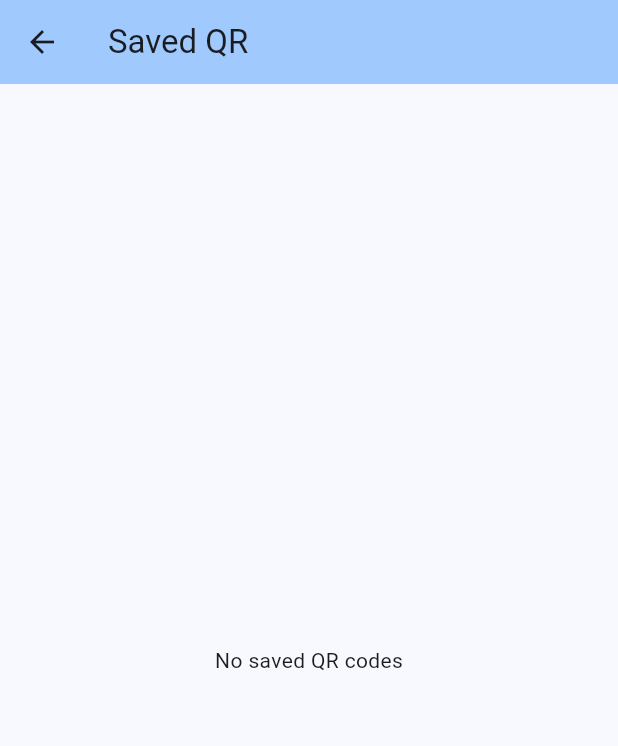
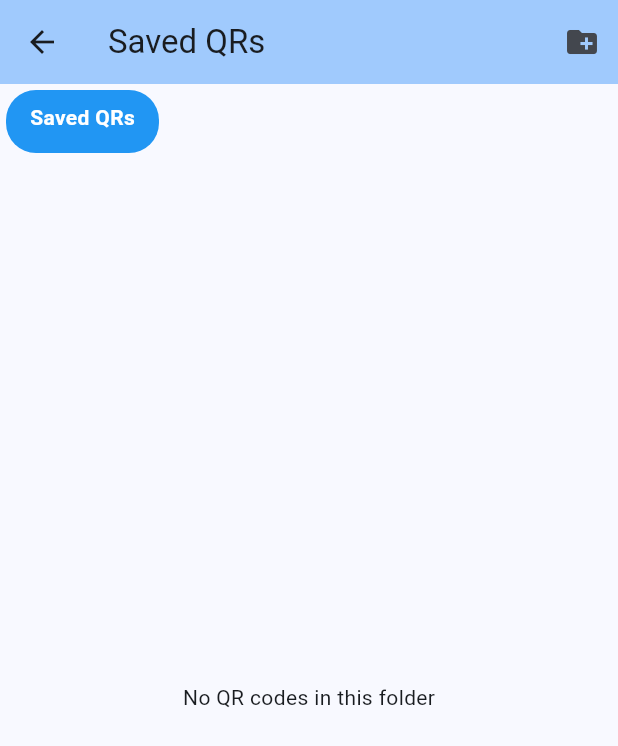
Before and after one commit to VishalSyntax/android_dev, a Flutter app: the SavedQRPage screen opened directly with empty values, on a phone screen of 412 x 824 dp. Shown: the top 746 px of the screen. Run offline on Flutter 3.47's test engine with Material 3 defaults, Android fonts, the phone set to English and light mode, and no system bars; our stand-ins replace qr_flutter, shared_preferences; accounts and stored records are empty.

Commit message:
Add folder functionality to Saved QR page - create folders and move QRs

```diff
--- /dev/null
+++ b/devtools_options.yaml
@@ -0,0 +1,3 @@
+description: This file stores settings for Dart & Flutter DevTools.
+documentation: https://docs.flutter.dev/tools/devtools/extensions#configure-extension-enablement-states
+extensions:
--- a/lib/main.dart
+++ b/lib/main.dart
@@ -36,6 +36,7 @@ class _MainPageState extends State<MainPage> {
   List<String> savedQRs = [];
   Map<String, String> placeBinQRs = {};
   Map<String, String> bagQRs = {};
+  Map<String, List<String>> qrFolders = {'Default': []};
 
   @override
   void initState() {
@@ -54,9 +55,13 @@ class _MainPageState extends State<MainPage> {
 
         String bagData = prefs.getString('bagQRs') ?? '{}';
         bagQRs = Map<String, String>.from(json.decode(bagData));
+
+        String folderData = prefs.getString('qrFolders') ?? '{"Default":[]}';
+        Map<String, dynamic> decodedFolders = json.decode(folderData);
+        qrFolders = decodedFolders.map((key, value) => MapEntry(key, List<String>.from(value)));
       });
 
-      print('Data loaded - SavedQRs: ${savedQRs.length}, PlaceBin: ${placeBinQRs.length}, Bags: ${bagQRs.length}');
+      print('Data loaded - SavedQRs: ${savedQRs.length}, PlaceBin: ${placeBinQRs.length}, Bags: ${bagQRs.length}, Folders: ${qrFolders.length}');
     } catch (e) {
       print('Error loading data: $e');
       // If data is corrupted, reset to empty
@@ -64,6 +69,7 @@ class _MainPageState extends State<MainPage> {
         savedQRs = [];
         placeBinQRs = {};
         bagQRs = {};
+        qrFolders = {'Default': []};
       });
     }
   }
@@ -74,8 +80,9 @@ class _MainPageState extends State<MainPage> {
       await prefs.setStringList('savedQRs', savedQRs);
       await prefs.setString('placeBinQRs', json.encode(placeBinQRs));
       await prefs.setString('bagQRs', json.encode(bagQRs));
+      await prefs.setString('qrFolders', json.encode(qrFolders));
 
-      print('Data saved - SavedQRs: ${savedQRs.length}, PlaceBin: ${placeBinQRs.length}, Bags: ${bagQRs.length}');
+      print('Data saved - SavedQRs: ${savedQRs.length}, PlaceBin: ${placeBinQRs.length}, Bags: ${bagQRs.length}, Folders: ${qrFolders.length}');
     } catch (e) {
       print('Error saving data: $e');
     }
@@ -96,6 +103,27 @@ class _MainPageState extends State<MainPage> {
   void _deleteQR(int index) {
     setState(() {
       savedQRs.removeAt(index);
+    });
+    _saveData();
+  }
+
+  void _createFolder(String folderName) {
+    if (folderName.isNotEmpty && !qrFolders.containsKey(folderName)) {
+      setState(() {
+        qrFolders[folderName] = [];
+      });
+      _saveData();
+    }
+  }
+
+  void _moveQRToFolder(String qrData, String folderName) {
+    setState(() {
+      if (savedQRs.contains(qrData)) {
+        savedQRs.remove(qrData);
+      }
+      if (!qrFolders[folderName]!.contains(qrData)) {
+        qrFolders[folderName]!.add(qrData);
+      }
     });
     _saveData();
   }
@@ -214,7 +242,13 @@ class _MainPageState extends State<MainPage> {
           QRGeneratorPage(onSave: _saveQR),
           BagsPage(qrCodes: bagQRs),
           PlaceBinPage(qrCodes: placeBinQRs),
-          SavedQRPage(savedQRs: savedQRs, onDelete: _deleteQR),
+          SavedQRPage(
+            savedQRs: savedQRs,
+            qrFolders: qrFolders,
+            onDelete: _deleteQR,
+            onCreateFolder: _createFolder,
+            onMoveToFolder: _moveQRToFolder,
+          ),
           SettingsPage(
             placeBinQRs: placeBinQRs,
             bagQRs: bagQRs,
@@ -535,27 +569,124 @@ class _PlaceBinPageState extends State<PlaceBinPage> {
 }
 
 
-class SavedQRPage extends StatelessWidget {
+class SavedQRPage extends StatefulWidget {
   final List<String> savedQRs;
+  final Map<String, List<String>> qrFolders;
   final Function(int) onDelete;
-  const SavedQRPage({super.key, required this.savedQRs, required this.onDelete});
+  final Function(String) onCreateFolder;
+  final Function(String, String) onMoveToFolder;
+
+  const SavedQRPage({
+    super.key,
+    required this.savedQRs,
+    required this.qrFolders,
+    required this.onDelete,
+    required this.onCreateFolder,
+    required this.onMoveToFolder,
+  });
+
+  @override
+  State<SavedQRPage> createState() => _SavedQRPageState();
+}
+
+class _SavedQRPageState extends State<SavedQRPage> {
+  String _selectedFolder = 'Saved QRs';
+
+  void _showCreateFolderDialog() {
+    final TextEditingController controller = TextEditingController();
+    showDialog(
+      context: context,
+      builder: (context) => AlertDialog(
+        title: const Text('Create New Folder'),
+        content: TextField(
+          controller: controller,
+          decoration: const InputDecoration(
+            labelText: 'Folder Name',
+            border: OutlineInputBorder(),
+          ),
+        ),
+        actions: [
+          TextButton(
+            onPressed: () => Navigator.pop(context),
+            child: const Text('Cancel'),
+          ),
+          TextButton(
+            onPressed: () {
+              if (controller.text.isNotEmpty) {
+                widget.onCreateFolder(controller.text);
+                Navigator.pop(context);
+              }
+            },
+            child: const Text('Create'),
+          ),
+        ],
+      ),
+    );
+  }
+
+  void _showMoveToFolderDialog(String qrData) {
+    showDialog(
+      context: context,
+      builder: (context) => AlertDialog(
+        title: const Text('Move to Folder'),
+        content: Column(
+          mainAxisSize: MainAxisSize.min,
+          children: widget.qrFolders.keys.map((folderName) {
+            return ListTile(
+              title: Text(folderName),
+              onTap: () {
+                widget.onMoveToFolder(qrData, folderName);
+                Navigator.pop(context);
+              },
+            );
+          }).toList(),
+        ),
+      ),
+    );
+  }
 
   @override
   Widget build(BuildContext context) {
+    List<String> currentQRs = _selectedFolder == 'Saved QRs'
+        ? widget.savedQRs
+        : widget.qrFolders[_selectedFolder] ?? [];
+
     return Scaffold(
       appBar: AppBar(
-        title: const Text('Saved QR'),
+        title: Text(_selectedFolder),
         backgroundColor: Theme.of(context).colorScheme.inversePrimary,
+        actions: [
+          IconButton(
+            icon: const Icon(Icons.create_new_folder),
+            onPressed: _showCreateFolderDialog,
           ),
-      body: savedQRs.isEmpty
-          ? const Center(child: Text('No saved QR codes'))
+        ],
+      ),
+      body: Column(
+        children: [
+          // Folder Selection
+          Container(
+            height: 50,
+            child: ListView(
+              scrollDirection: Axis.horizontal,
+              children: [
+                _buildFolderTab('Saved QRs'),
+                ...widget.qrFolders.keys.map((folder) => _buildFolderTab(folder)),
+              ],
+            ),
+          ),
+
+          // QR List
+          Expanded(
+            child: currentQRs.isEmpty
+                ? const Center(child: Text('No QR codes in this folder'))
                 : ListView.builder(
-              itemCount: savedQRs.length,
+                    itemCount: currentQRs.length,
                     itemBuilder: (context, index) {
                       return Card(
                         child: ListTile(
                           leading: const Icon(Icons.qr_code),
-                    title: Text(savedQRs[index]),
+                          title: Text(currentQRs[index]),
                           trailing: Row(
                             mainAxisSize: MainAxisSize.min,
                             children: [
@@ -563,13 +694,18 @@ class SavedQRPage extends StatelessWidget {
                                 width: 50,
                                 height: 50,
                                 child: QrImageView(
-                            data: savedQRs[index],
+                                  data: currentQRs[index],
                                   size: 50,
                                 ),
                               ),
+                              if (_selectedFolder == 'Saved QRs')
+                                IconButton(
+                                  icon: const Icon(Icons.folder, color: Colors.blue),
+                                  onPressed: () => _showMoveToFolderDialog(currentQRs[index]),
+                                ),
                               IconButton(
                                 icon: const Icon(Icons.delete, color: Colors.red),
-                          onPressed: () => onDelete(index),
+                                onPressed: () => widget.onDelete(index),
                               ),
                             ],
                           ),
@@ -582,13 +718,13 @@ class SavedQRPage extends StatelessWidget {
                                   mainAxisSize: MainAxisSize.min,
                                   children: [
                                     QrImageView(
-                                data: savedQRs[index],
+                                      data: currentQRs[index],
                                       version: QrVersions.auto,
                                       size: 250.0,
                                     ),
                                     const SizedBox(height: 10),
                                     Text(
-                                savedQRs[index],
+                                      currentQRs[index],
                                       style: const TextStyle(fontSize: 14),
                                       textAlign: TextAlign.center,
                                     ),
@@ -606,6 +742,35 @@ class SavedQRPage extends StatelessWidget {
                         ),
                       );
                     },
+                  ),
+          ),
+        ],
+      ),
+    );
+  }
+
+  Widget _buildFolderTab(String folderName) {
+    bool isSelected = _selectedFolder == folderName;
+    return GestureDetector(
+      onTap: () {
+        setState(() {
+          _selectedFolder = folderName;
+        });
+      },
+      child: Container(
+        padding: const EdgeInsets.symmetric(horizontal: 16, vertical: 8),
+        margin: const EdgeInsets.all(4),
+        decoration: BoxDecoration(
+          color: isSelected ? Colors.blue : Colors.grey[200],
+          borderRadius: BorderRadius.circular(20),
+        ),
+        child: Text(
+          folderName,
+          style: TextStyle(
+            color: isSelected ? Colors.white : Colors.black,
+            fontWeight: FontWeight.bold,
+          ),
+        ),
       ),
     );
   }
```
Lines whose indentation alone changed are shown as unchanged.
